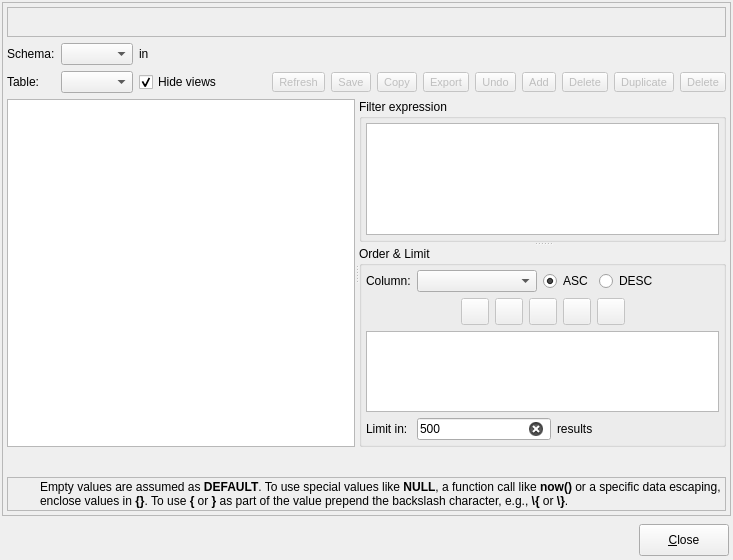
Old version of the form libpgmodeler_ui/ui/datamanipulationform.ui in the repository pgmodeler/pgmodeler.
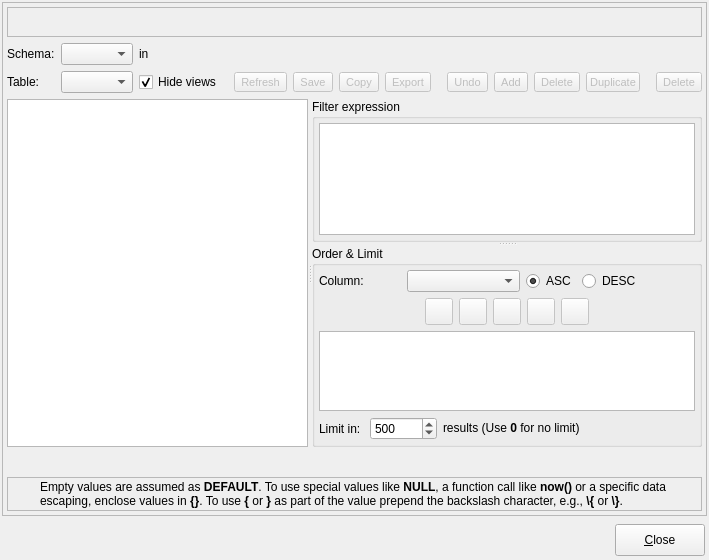
New version of the form. Icons and pictures are not drawn.

The edit to the form file:
```diff
--- a/libpgmodeler_ui/ui/datamanipulationform.ui
+++ b/libpgmodeler_ui/ui/datamanipulationform.ui
@@ -6,7 +6,7 @@
    <rect>
     <x>0</x>
     <y>0</y>
-    <width>733</width>
+    <width>709</width>
     <height>560</height>
    </rect>
   </property>
@@ -513,6 +513,22 @@
             </property>
            </widget>
           </item>
+          <item>
+           <spacer name="horizontalSpacer_5">
+            <property name="orientation">
+             <enum>Qt::Horizontal</enum>
+            </property>
+            <property name="sizeType">
+             <enum>QSizePolicy::Fixed</enum>
+            </property>
+            <property name="sizeHint" stdset="0">
+             <size>
+              <width>10</width>
+              <height>20</height>
+             </size>
+            </property>
+           </spacer>
+          </item>
           <item>
            <widget class="QToolButton" name="undo_tb">
             <property name="enabled">
@@ -673,6 +689,22 @@
             </property>
            </widget>
           </item>
+          <item>
+           <spacer name="horizontalSpacer_6">
+            <property name="orientation">
+             <enum>Qt::Horizontal</enum>
+            </property>
+            <property name="sizeType">
+             <enum>QSizePolicy::Fixed</enum>
+            </property>
+            <property name="sizeHint" stdset="0">
+             <size>
+              <width>10</width>
+              <height>20</height>
+             </size>
+            </property>
+           </spacer>
+          </item>
           <item>
            <widget class="QToolButton" name="filter_tb">
             <property name="enabled">
@@ -1009,66 +1041,7 @@
            <property name="bottomMargin">
             <number>4</number>
            </property>
-           <item row="0" column="0">
-            <widget class="QLabel" name="column_lbl">
-             <property name="sizePolicy">
-              <sizepolicy hsizetype="Fixed" vsizetype="Preferred">
-               <horstretch>0</horstretch>
-               <verstretch>0</verstretch>
-              </sizepolicy>
-             </property>
-             <property name="text">
-              <string>Column:</string>
-             </property>
-            </widget>
-           </item>
-           <item row="0" column="1" colspan="2">
-            <layout class="QHBoxLayout" name="horizontalLayout_3">
-             <item>
-              <widget class="QComboBox" name="ord_column_cmb">
-               <property name="sizePolicy">
-                <sizepolicy hsizetype="Expanding" vsizetype="Fixed">
-                 <horstretch>0</horstretch>
-                 <verstretch>0</verstretch>
-                </sizepolicy>
-               </property>
-               <property name="insertPolicy">
-                <enum>QComboBox::InsertAlphabetically</enum>
-               </property>
-              </widget>
-             </item>
-             <item>
-              <widget class="QRadioButton" name="asc_rb">
-               <property name="sizePolicy">
-                <sizepolicy hsizetype="Preferred" vsizetype="Fixed">
-                 <horstretch>0</horstretch>
-                 <verstretch>0</verstretch>
-                </sizepolicy>
-               </property>
-               <property name="text">
-                <string>ASC</string>
-               </property>
-               <property name="checked">
-                <bool>true</bool>
-               </property>
-              </widget>
-             </item>
-             <item>
-              <widget class="QRadioButton" name="desc_rb">
-               <property name="sizePolicy">
-                <sizepolicy hsizetype="Expanding" vsizetype="Fixed">
-                 <horstretch>0</horstretch>
-                 <verstretch>0</verstretch>
-                </sizepolicy>
-               </property>
-               <property name="text">
-                <string>DESC</string>
-               </property>
-              </widget>
-             </item>
-            </layout>
-           </item>
-           <item row="2" column="0" colspan="3">
+           <item row="2" column="0" colspan="4">
             <widget class="QListWidget" name="ord_columns_lst">
              <property name="sizePolicy">
               <sizepolicy hsizetype="Expanding" vsizetype="Expanding">
@@ -1078,6 +1051,19 @@
              </property>
             </widget>
            </item>
+           <item row="3" column="3">
+            <widget class="QLabel" name="results_lbl">
+             <property name="sizePolicy">
+              <sizepolicy hsizetype="Expanding" vsizetype="Preferred">
+               <horstretch>0</horstretch>
+               <verstretch>0</verstretch>
+              </sizepolicy>
+             </property>
+             <property name="text">
+              <string>results (Use &lt;strong&gt;0&lt;/strong&gt; for no limit)</string>
+             </property>
+            </widget>
+           </item>
            <item row="3" column="0">
             <widget class="QLabel" name="limit_in_lbl">
              <property name="text">
@@ -1085,45 +1071,7 @@
              </property>
             </widget>
            </item>
-           <item row="3" column="1">
-            <widget class="QLineEdit" name="limit_edt">
-             <property name="sizePolicy">
-              <sizepolicy hsizetype="Fixed" vsizetype="Fixed">
-               <horstretch>0</horstretch>
-               <verstretch>0</verstretch>
-              </sizepolicy>
-             </property>
-             <property name="inputMethodHints">
-              <set>Qt::ImhDigitsOnly</set>
-             </property>
-             <property name="inputMask">
-              <string>000000</string>
-             </property>
-             <property name="text">
-              <string>500</string>
-             </property>
-             <property name="cursorPosition">
-              <number>6</number>
-             </property>
-             <property name="clearButtonEnabled">
-              <bool>true</bool>
-             </property>
-            </widget>
-           </item>
-           <item row="3" column="2">
-            <widget class="QLabel" name="results_lbl">
-             <property name="sizePolicy">
-              <sizepolicy hsizetype="Expanding" vsizetype="Preferred">
-               <horstretch>0</horstretch>
-               <verstretch>0</verstretch>
-              </sizepolicy>
-             </property>
-             <property name="text">
-              <string>results</string>
-             </property>
-            </widget>
-           </item>
-           <item row="1" column="0" colspan="3">
+           <item row="1" column="0" colspan="4">
             <layout class="QHBoxLayout" name="horizontalLayout">
              <item>
               <spacer name="horizontalSpacer_2">
@@ -1343,6 +1291,84 @@
              </item>
             </layout>
            </item>
+           <item row="0" column="2" colspan="2">
+            <layout class="QHBoxLayout" name="horizontalLayout_3">
+             <item>
+              <widget class="QComboBox" name="ord_column_cmb">
+               <property name="sizePolicy">
+                <sizepolicy hsizetype="Expanding" vsizetype="Fixed">
+                 <horstretch>0</horstretch>
+                 <verstretch>0</verstretch>
+                </sizepolicy>
+               </property>
+               <property name="insertPolicy">
+                <enum>QComboBox::InsertAlphabetically</enum>
+               </property>
+              </widget>
+             </item>
+             <item>
+              <widget class="QRadioButton" name="asc_rb">
+               <property name="sizePolicy">
+                <sizepolicy hsizetype="Preferred" vsizetype="Fixed">
+                 <horstretch>0</horstretch>
+                 <verstretch>0</verstretch>
+                </sizepolicy>
+               </property>
+               <property name="text">
+                <string>ASC</string>
+               </property>
+               <property name="checked">
+                <bool>true</bool>
+               </property>
+              </widget>
+             </item>
+             <item>
+              <widget class="QRadioButton" name="desc_rb">
+               <property name="sizePolicy">
+                <sizepolicy hsizetype="Expanding" vsizetype="Fixed">
+                 <horstretch>0</horstretch>
+                 <verstretch>0</verstretch>
+                </sizepolicy>
+               </property>
+               <property name="text">
+                <string>DESC</string>
+               </property>
+              </widget>
+             </item>
+            </layout>
+           </item>
+           <item row="0" column="0">
+            <widget class="QLabel" name="column_lbl">
+             <property name="sizePolicy">
+              <sizepolicy hsizetype="Fixed" vsizetype="Preferred">
+               <horstretch>0</horstretch>
+               <verstretch>0</verstretch>
+              </sizepolicy>
+             </property>
+             <property name="text">
+              <string>Column:</string>
+             </property>
+            </widget>
+           </item>
+           <item row="3" column="1" colspan="2">
+            <widget class="QSpinBox" name="limit_spb">
+             <property name="sizePolicy">
+              <sizepolicy hsizetype="Expanding" vsizetype="Fixed">
+               <horstretch>0</horstretch>
+               <verstretch>0</verstretch>
+              </sizepolicy>
+             </property>
+             <property name="minimum">
+              <number>0</number>
+             </property>
+             <property name="maximum">
+              <number>999999</number>
+             </property>
+             <property name="value">
+              <number>500</number>
+             </property>
+            </widget>
+           </item>
           </layout>
          </widget>
         </widget>
```
